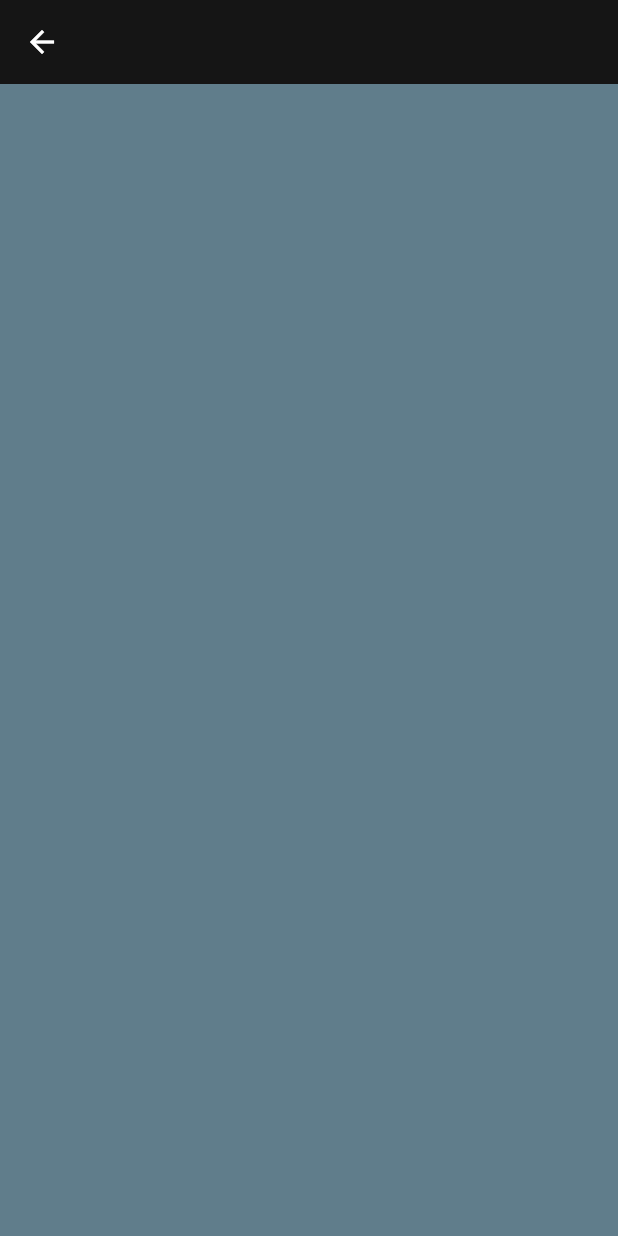
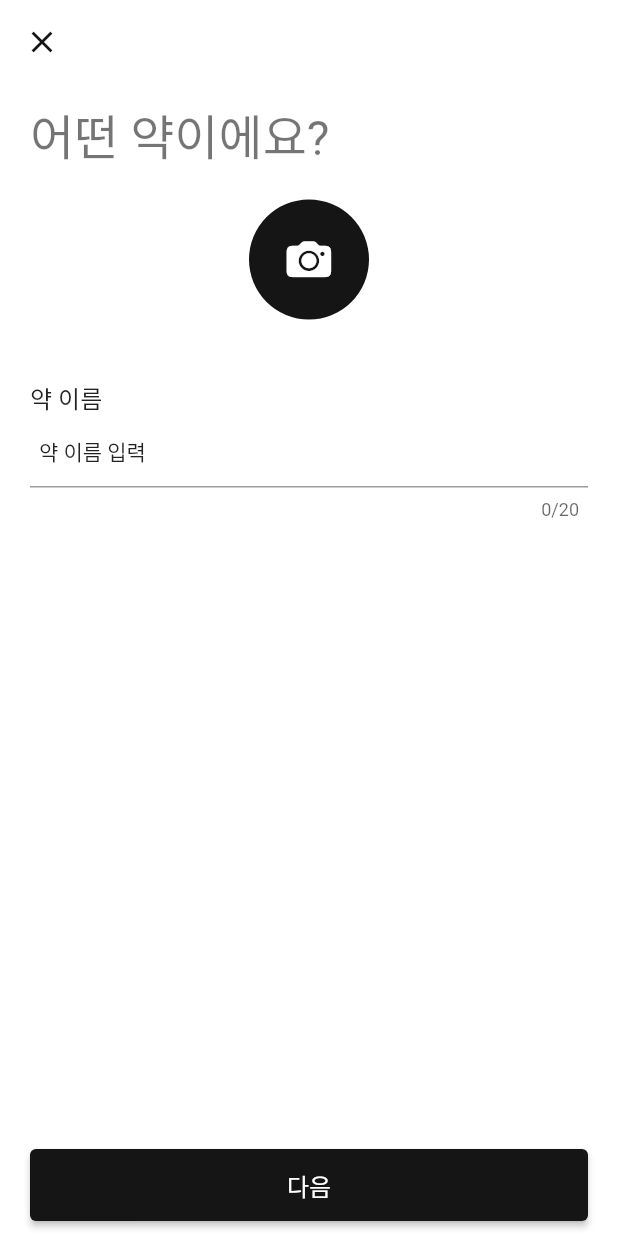
Before and after one commit to GzuPark/TimeToPill_flutter, a Flutter app: the screen it shows after launch, after a tap on an icon or button, on a phone screen of 412 x 824 dp. Run offline on Flutter 3.47's test engine with Material 2 defaults, Android fonts, the phone set to English and light mode, and no system bars; Roboto replaces fonts that are missing (Gaegu).

Commit message:
Apply AddPage design

```diff
--- /dev/null
+++ b/lib/components/project_constants.dart
@@ -0,0 +1,32 @@
+import 'package:flutter/material.dart';
+
+/// 10.0
+const double smallSpace = 10.0;
+
+/// 20.0
+const double regularSpace = 20.0;
+
+/// 40.0
+const double largeSpace = 40.0;
+
+/// 48.0
+const double submitButtonHeight = 48.0;
+
+/// `horizontal`: 20.0
+/// `vertical`: 10.0
+const EdgeInsetsGeometry pagePadding = EdgeInsets.symmetric(
+  horizontal: 20.0,
+  vertical: 10.0,
+);
+
+/// `horizontal`: 6.0
+const EdgeInsetsGeometry textFiledContentPadding = EdgeInsets.symmetric(
+  horizontal: 6.0,
+);
+
+/// `horizontal`: 20.0
+/// `vertical`: 10.0
+const EdgeInsetsGeometry submitButtonBoxPadding = EdgeInsets.symmetric(
+  horizontal: 20.0,
+  vertical: 10.0,
+);
--- a/lib/components/project_themes.dart
+++ b/lib/components/project_themes.dart
@@ -9,6 +9,7 @@ class ProjectThemes {
         brightness: Brightness.light,
         fontFamily: 'Gaegu',
         textTheme: _textTheme,
+        appBarTheme: _appBarTheme,
         visualDensity: VisualDensity.adaptivePlatformDensity,
       );
 
@@ -21,6 +22,12 @@ class ProjectThemes {
         visualDensity: VisualDensity.adaptivePlatformDensity,
       );
 
+  static const AppBarTheme _appBarTheme = AppBarTheme(
+    backgroundColor: Colors.white,
+    iconTheme: IconThemeData(color: ProjectColors.primaryColor),
+    elevation: 0.0,
+  );
+
   static const TextTheme _textTheme = TextTheme(
     headline4: TextStyle(fontSize: 32, fontWeight: FontWeight.w400),
     subtitle1: TextStyle(fontSize: 16, fontWeight: FontWeight.w500),
--- a/lib/pages/add/add_page.dart
+++ b/lib/pages/add/add_page.dart
@@ -1,14 +1,89 @@
+import 'package:flutter/cupertino.dart';
 import 'package:flutter/material.dart';
+import 'package:time_to_pill/components/project_constants.dart';
 
-class AddPage extends StatelessWidget {
+class AddPage extends StatefulWidget {
   const AddPage({Key? key}) : super(key: key);
+
+  @override
+  State<AddPage> createState() => _AddPageState();
+}
+
+class _AddPageState extends State<AddPage> {
+  final TextEditingController _textController = TextEditingController();
+
+  @override
+  void dispose() {
+    _textController.dispose();
+    super.dispose();
+  }
 
   @override
   Widget build(BuildContext context) {
     return Scaffold(
-      appBar: AppBar(elevation: 0.0),
-      body: Container(
-        color: Colors.blueGrey,
+      appBar: AppBar(
+        leading: const CloseButton(),
+      ),
+      body: Padding(
+        padding: pagePadding,
+        child: GestureDetector(
+          onTap: () {
+            FocusScope.of(context).unfocus();
+          },
+          child: Column(
+            crossAxisAlignment: CrossAxisAlignment.start,
+            children: [
+              Text(
+                '어떤 약이에요?',
+                style: Theme.of(context).textTheme.headline4,
+              ),
+              const SizedBox(height: regularSpace),
+              Center(
+                child: CircleAvatar(
+                  radius: 40.0,
+                  child: CupertinoButton(
+                    onPressed: () {},
+                    child: const Icon(
+                      CupertinoIcons.photo_camera_solid,
+                      size: 30.0,
+                      color: Colors.white,
+                    ),
+                  ),
+                ),
+              ),
+              const SizedBox(height: largeSpace),
+              Text(
+                '약 이름',
+                style: Theme.of(context).textTheme.subtitle1,
+              ),
+              TextFormField(
+                controller: _textController,
+                maxLength: 20,
+                keyboardType: TextInputType.text,
+                textInputAction: TextInputAction.done,
+                style: Theme.of(context).textTheme.bodyText1,
+                decoration: InputDecoration(
+                  hintText: '약 이름 입력',
+                  hintStyle: Theme.of(context).textTheme.bodyText2,
+                  contentPadding: textFiledContentPadding,
+                ),
+              ),
+            ],
+          ),
+        ),
+      ),
+      bottomNavigationBar: Padding(
+        padding: submitButtonBoxPadding,
+        child: SafeArea(
+          child: SizedBox(
+            height: submitButtonHeight,
+            child: ElevatedButton(
+              style: ElevatedButton.styleFrom(textStyle: Theme.of(context).textTheme.subtitle1),
+              child: const Text('다음'),
+              onPressed: () {},
+            ),
+          ),
+        ),
       ),
     );
   }
--- a/lib/pages/home_page.dart
+++ b/lib/pages/home_page.dart
@@ -25,9 +25,7 @@ class _HomePageState extends State<HomePage> {
       /// cover to top notch
       top: false,
       child: Scaffold(
-        appBar: AppBar(
-          elevation: 0.0,
-        ),
+        appBar: AppBar(),
         body: _pages[_currentIndex],
         floatingActionButtonLocation: FloatingActionButtonLocation.centerDocked,
         floatingActionButton: FloatingActionButton(
```
